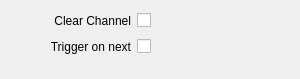
Old version of the form src/Widgets/Inspector/InspectorClearOutputWidget.ui in the repository CasparCG/client.
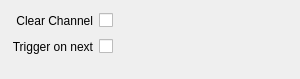
New version of the form.

Commit message: Remove minimumSize constraint from labels

```diff
--- a/src/Widgets/Inspector/InspectorClearOutputWidget.ui
+++ b/src/Widgets/Inspector/InspectorClearOutputWidget.ui
@@ -22,12 +22,6 @@
    </property>
    <item row="0" column="0">
     <widget class="QLabel" name="labelClearChannel">
-     <property name="minimumSize">
-      <size>
-       <width>120</width>
-       <height>0</height>
-      </size>
-     </property>
      <property name="text">
       <string>Clear Channel</string>
      </property>
@@ -38,12 +32,6 @@
    </item>
    <item row="1" column="0">
     <widget class="QLabel" name="labelTriggerOnNext">
-     <property name="minimumSize">
-      <size>
-       <width>120</width>
-       <height>0</height>
-      </size>
-     </property>
      <property name="text">
       <string>Trigger on next</string>
      </property>
```
The commit also changes 53 other files.
